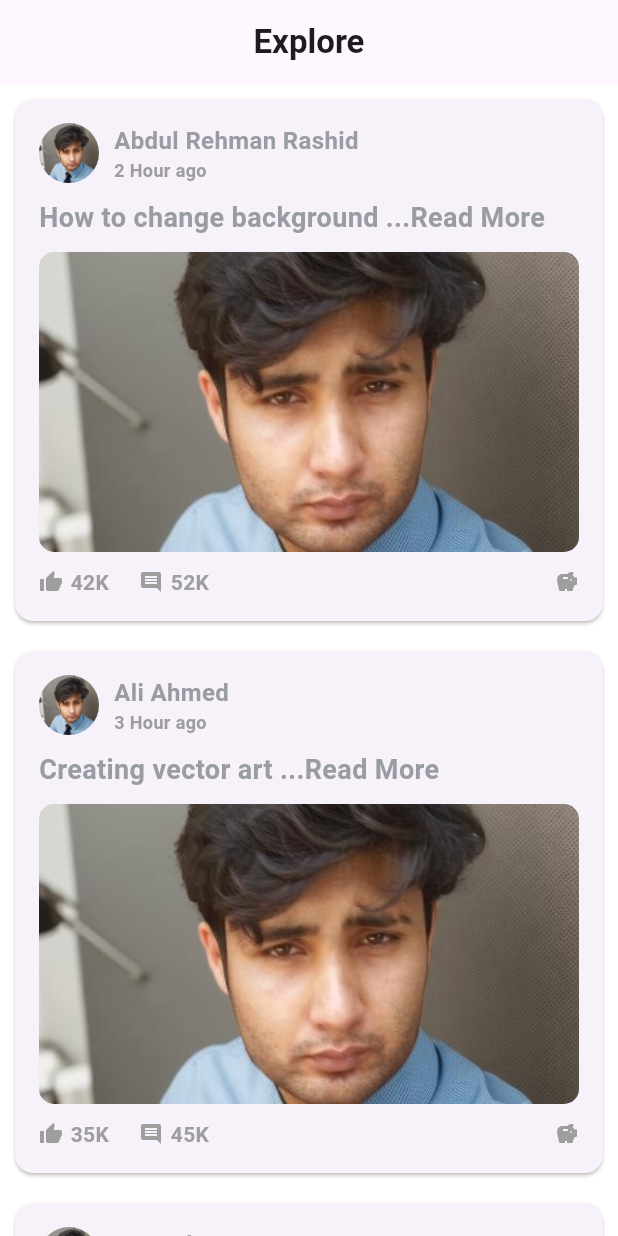
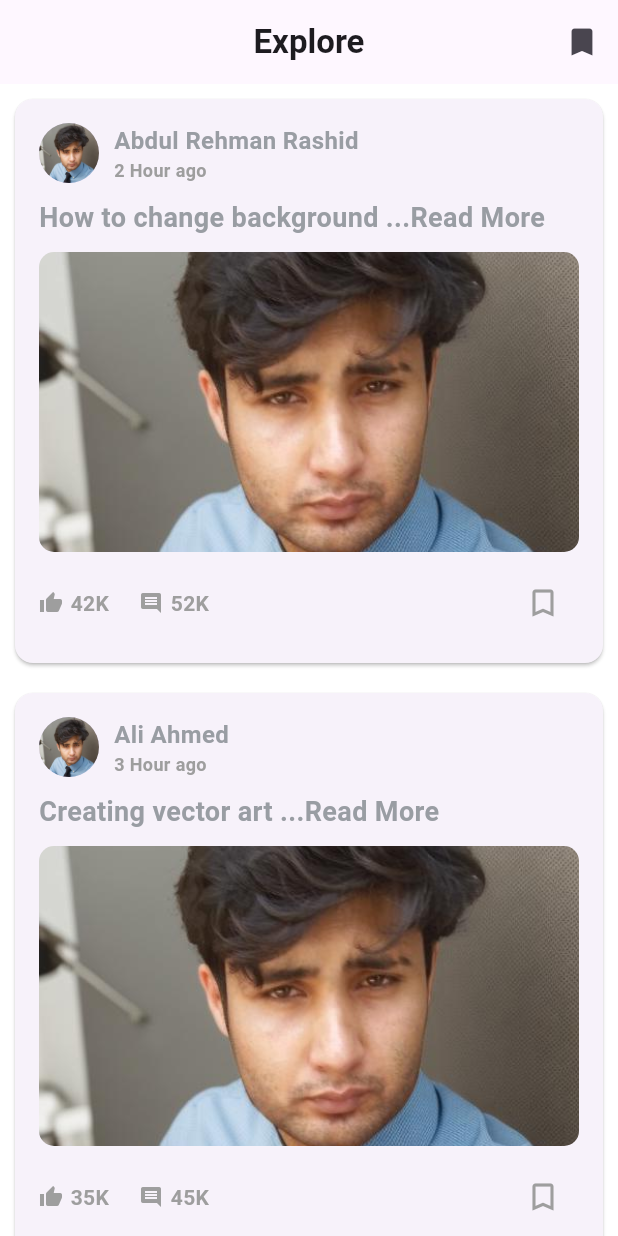
Before and after one commit to waqas1343/Qabil.jobs, a Flutter app: the ExploreScreen screen opened directly, on a phone screen of 412 x 824 dp. Run offline on Flutter 3.47's test engine with Material 3 defaults, Android fonts, the light colour scheme and no system bars; our stand-ins replace another_flushbar, image_picker, pinput; Roboto replaces fonts that are missing (KumbhSans-VariableFont_YOPQ,wght.ttf).

Commit message:
explore screen
explore screen complete

```diff
--- a/lib/View/exploreScreen/exploreScreen.dart
+++ b/lib/View/exploreScreen/exploreScreen.dart
@@ -1,139 +1,45 @@
 import 'package:flutter/material.dart';
+import 'package:provider/provider.dart';
+
+import '../../view_model/controller/post_card_screen/explore_cards_controller.dart';
+import '../saveScreen/saveScreen.dart';
+import 'post_card/post_card.dart';
 
 class ExploreScreen extends StatelessWidget {
-  final List<Map<String, String>> posts = [
-    {
-      'name': 'Abdul Rehman Rashid',
-      'time': '2 Hour ago',
-      'title': 'How to change background ...Read More',
-      'likes': '42K',
-      'comments': '52K',
-      'image': 'assets/images/profileimage.png',
-      'postImage': 'assets/images/profileimage.png',
-    },
-    {
-      'name': 'Ali Ahmed',
-      'time': '3 Hour ago',
-      'title': 'Creating vector art ...Read More',
-      'likes': '35K',
-      'comments': '45K',
-      'image': 'assets/images/profileimage.png',
-      'postImage': 'assets/images/profileimage.png',
-    },
-    {
-      'name': 'Sara Khan',
-      'time': '5 Hour ago',
-      'title': 'UI/UX design tips ...Read More',
-      'likes': '28K',
-      'comments': '38K',
-      'image': 'assets/images/profileimage.png',
-      'postImage': 'assets/images/profileimage.png',
-    },
-  ];
-
-  ExploreScreen({super.key});
-
   @override
   Widget build(BuildContext context) {
     return Scaffold(
       appBar: AppBar(
         title: const Text('Explore'),
         centerTitle: true,
+        actions: [
+          IconButton(
+            icon: Icon(Icons.bookmark),
+            onPressed: () {
+              Navigator.of(context).push(
+                MaterialPageRoute(
+                  builder: (context) => SavedPostsScreen(),
+                ),
+              );
+            },
+          ),
+        ],
       ),
-      body: ListView.builder(
-        itemCount: posts.length,
-        itemBuilder: (context, index) {
-          final post = posts[index];
-          return PostCard(post: post);
+      body: Consumer<PostProvider>(
+        builder: (context, postProvider, child) {
+          return ListView.builder(
+            itemCount: postProvider.posts.length,
+            itemBuilder: (context, index) {
+              final post = postProvider.posts[index];
+              return PostCard(
+                post: post,
+                isSaved: postProvider.isPostSaved(post),
+                onSave: () => postProvider.toggleSavePost(post),
+              );
+            },
+          );
         },
       ),
     );
   }
 }
-
-class PostCard extends StatelessWidget {
-  final Map<String, String> post;
-
-  const PostCard({super.key, required this.post});
-
-  @override
-  Widget build(BuildContext context) {
-    return Card(
-      margin: const EdgeInsets.all(10),
-      child: Padding(
-        padding: const EdgeInsets.all(16.0),
-        child: Column(
-          crossAxisAlignment: CrossAxisAlignment.start,
-          children: [
-            Row(
-              children: [
-                CircleAvatar(
-                  backgroundImage: AssetImage(post['image']!),
-                  radius: 20,
-                ),
-                const SizedBox(width: 10),
-                Column(
-                  crossAxisAlignment: CrossAxisAlignment.start,
-                  children: [
-                    Text(
-                      post['name']!,
-                      style: const TextStyle(
-                        fontWeight: FontWeight.bold,
-                        fontSize: 16,
-                      ),
-                    ),
-                    Text(
-                      post['time']!,
-                      style: const TextStyle(
-                        color: Colors.grey,
-                        fontSize: 12,
-                      ),
-                    ),
-                  ],
-                ),
-              ],
-            ),
-            const SizedBox(height: 10),
-            Text(
-              post['title']!,
-              style: const TextStyle(
-                fontWeight: FontWeight.bold,
-                fontSize: 18,
-              ),
-            ),
-            const SizedBox(height: 10),
-            ClipRRect(
-              borderRadius: BorderRadius.circular(10),
-              child: Image.asset(
-                post['postImage']!,
-                width: double.infinity,
-                height: 200,
-                fit: BoxFit.cover,
-              ),
-            ),
-            const SizedBox(height: 10),
-            Row(
-              children: [
-                const Icon(Icons.thumb_up, size: 16, color: Colors.grey),
-                const SizedBox(width: 5),
-                Text(
-                  post['likes']!,
-                  style: const TextStyle(color: Colors.grey),
-                ),
-                const SizedBox(width: 20),
-                const Icon(Icons.comment, size: 16, color: Colors.grey),
-                const SizedBox(width: 5),
-                Text(
-                  post['comments']!,
-                  style: const TextStyle(color: Colors.grey),
-                ),
-                Spacer(),
-                const Icon(Icons.savings_sharp, size: 16, color: Colors.grey),
-              ],
-            ),
-          ],
-        ),
-      ),
-    );
-  }
-}
--- /dev/null
+++ b/lib/View/exploreScreen/post_card/post_card.dart
@@ -0,0 +1,101 @@
+import 'package:flutter/material.dart';
+
+class PostCard extends StatelessWidget {
+  final Map<String, String> post;
+  final bool isSaved;
+  final VoidCallback onSave;
+
+  const PostCard({
+    Key? key,
+    required this.post,
+    required this.isSaved,
+    required this.onSave,
+  }) : super(key: key);
+
+  @override
+  Widget build(BuildContext context) {
+    return Card(
+      margin: const EdgeInsets.all(10),
+      child: Padding(
+        padding: const EdgeInsets.all(16.0),
+        child: Column(
+          crossAxisAlignment: CrossAxisAlignment.start,
+          children: [
+            Row(
+              children: [
+                CircleAvatar(
+                  backgroundImage: AssetImage(post['image']!),
+                  radius: 20,
+                ),
+                const SizedBox(width: 10),
+                Column(
+                  crossAxisAlignment: CrossAxisAlignment.start,
+                  children: [
+                    Text(
+                      post['name']!,
+                      style: const TextStyle(
+                        fontWeight: FontWeight.bold,
+                        fontSize: 16,
+                      ),
+                    ),
+                    Text(
+                      post['time']!,
+                      style: const TextStyle(
+                        color: Colors.grey,
+                        fontSize: 12,
+                      ),
+                    ),
+                  ],
+                ),
+              ],
+            ),
+            const SizedBox(height: 10),
+            Text(
+              post['title']!,
+              style: const TextStyle(
+                fontWeight: FontWeight.bold,
+                fontSize: 18,
+              ),
+            ),
+            const SizedBox(height: 10),
+            ClipRRect(
+              borderRadius: BorderRadius.circular(10),
+              child: Image.asset(
+                post['postImage']!,
+                width: double.infinity,
+                height: 200,
+                fit: BoxFit.cover,
+              ),
+            ),
+            const SizedBox(height: 10),
+            Row(
+              children: [
+                const Icon(Icons.thumb_up, size: 16, color: Colors.grey),
+                const SizedBox(width: 5),
+                Text(
+                  post['likes']!,
+                  style: const TextStyle(color: Colors.grey),
+                ),
+                const SizedBox(width: 20),
+                const Icon(Icons.comment, size: 16, color: Colors.grey),
+                const SizedBox(width: 5),
+                Text(
+                  post['comments']!,
+                  style: const TextStyle(color: Colors.grey),
+                ),
+                Spacer(),
+                IconButton(
+                  icon: Icon(
+                    isSaved ? Icons.bookmark : Icons.bookmark_border,
+                    color: isSaved ? Colors.blue : Colors.grey,
+                  ),
+                  onPressed: onSave,
+                ),
+              ],
+            ),
+          ],
+        ),
+      ),
+    );
+  }
+}
--- /dev/null
+++ b/lib/view_model/controller/post_card_screen/explore_cards_controller.dart
@@ -0,0 +1,51 @@
+import 'package:flutter/material.dart';
+
+class PostProvider with ChangeNotifier {
+  final List<Map<String, String>> _posts = [
+    {
+      'name': 'Abdul Rehman Rashid',
+      'time': '2 Hour ago',
+      'title': 'How to change background ...Read More',
+      'likes': '42K',
+      'comments': '52K',
+      'image': 'assets/images/profileimage.png',
+      'postImage': 'assets/images/profileimage.png',
+    },
+    {
+      'name': 'Ali Ahmed',
+      'time': '3 Hour ago',
+      'title': 'Creating vector art ...Read More',
+      'likes': '35K',
+      'comments': '45K',
+      'image': 'assets/images/profileimage.png',
+      'postImage': 'assets/images/profileimage.png',
+    },
+    {
+      'name': 'Sara Khan',
+      'time': '5 Hour ago',
+      'title': 'UI/UX design tips ...Read More',
+      'likes': '28K',
+      'comments': '38K',
+      'image': 'assets/images/profileimage.png',
+      'postImage': 'assets/images/profileimage.png',
+    },
+  ];
+
+  final List<Map<String, String>> _savedPosts = [];
+
+  List<Map<String, String>> get posts => _posts;
+  List<Map<String, String>> get savedPosts => _savedPosts;
+
+  void toggleSavePost(Map<String, String> post) {
+    if (_savedPosts.contains(post)) {
+      _savedPosts.remove(post);
+    } else {
+      _savedPosts.add(post);
+    }
+    notifyListeners();
+  }
+
+  bool isPostSaved(Map<String, String> post) {
+    return _savedPosts.contains(post);
+  }
+}
--- a/lib/view_model/providers/multi_providers.dart
+++ b/lib/view_model/providers/multi_providers.dart
@@ -6,6 +6,7 @@ import '../controller/bottom_navbar_controller/bottom_navbar_controller.dart';
 import '../controller/course_select_controller/course_select_scontroller.dart';
 import '../controller/icon_selecting/icon_selecting.dart';
 import '../controller/image_picker/image_picker_controller.dart';
+import '../controller/post_card_screen/explore_cards_controller.dart';
 import '../controller/suffix_icon_controller/suffix_icon_controller.dart';
 
 final List<ChangeNotifierProvider> multiAppProviders = [
@@ -24,4 +25,7 @@ final List<ChangeNotifierProvider> multiAppProviders = [
   ChangeNotifierProvider<BottomNavbarController>(create: (_) => BottomNavbarController()),
   ////////////////////////
   ChangeNotifierProvider<IconSelecting>(create: (_) => IconSelecting()),
+
+  /////////////////////
+  ChangeNotifierProvider<PostProvider>(create: (_) => PostProvider()),
 ];
--- a/lib/widgets/CustombottomNavbar/customNavbar.dart
+++ b/lib/widgets/CustombottomNavbar/customNavbar.dart
@@ -17,7 +17,7 @@ class CustomNavbar extends StatelessWidget {
     final pages = [
       DashBoardScreen(),
       ExploreScreen(),
-      Savescreen(),
+      SavedPostsScreen(),
       Profilescreen(),
     ];
     return Consumer(
```
Also changed, not shown: lib/View/dashboard_screens/dashboard_screen.dart (deleted, +0 -32 lines), lib/View/saveScreen/saveScreen.dart (+25 -5 lines), lib/view_model/controller/drop_down_controller.dart (deleted).
